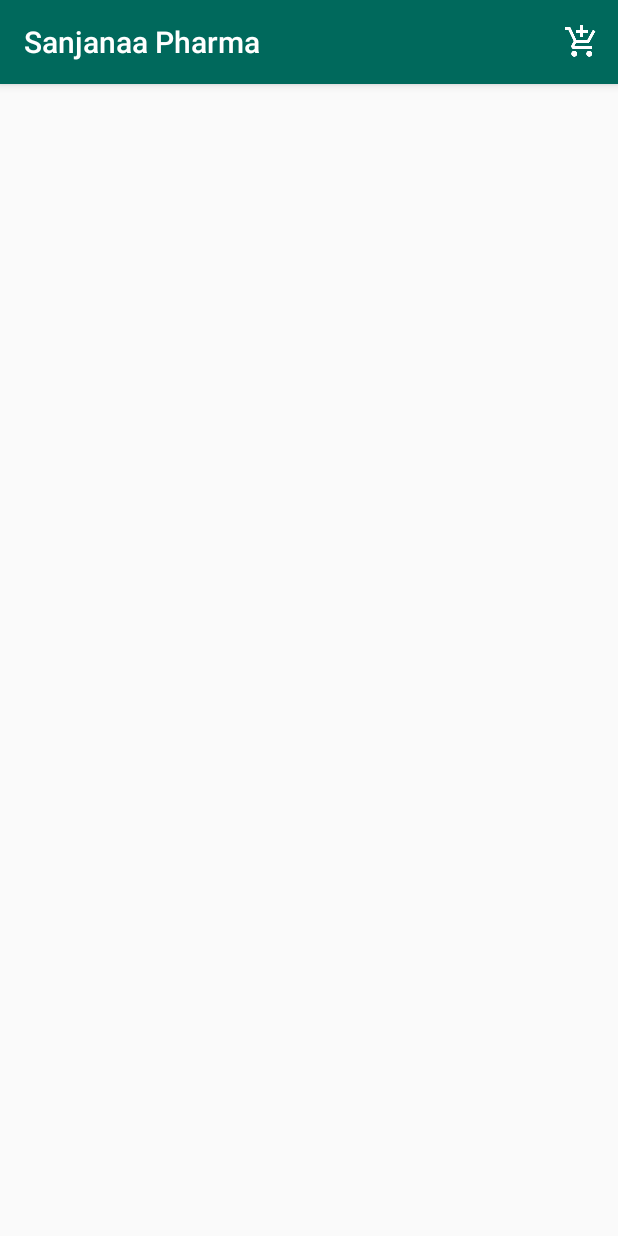
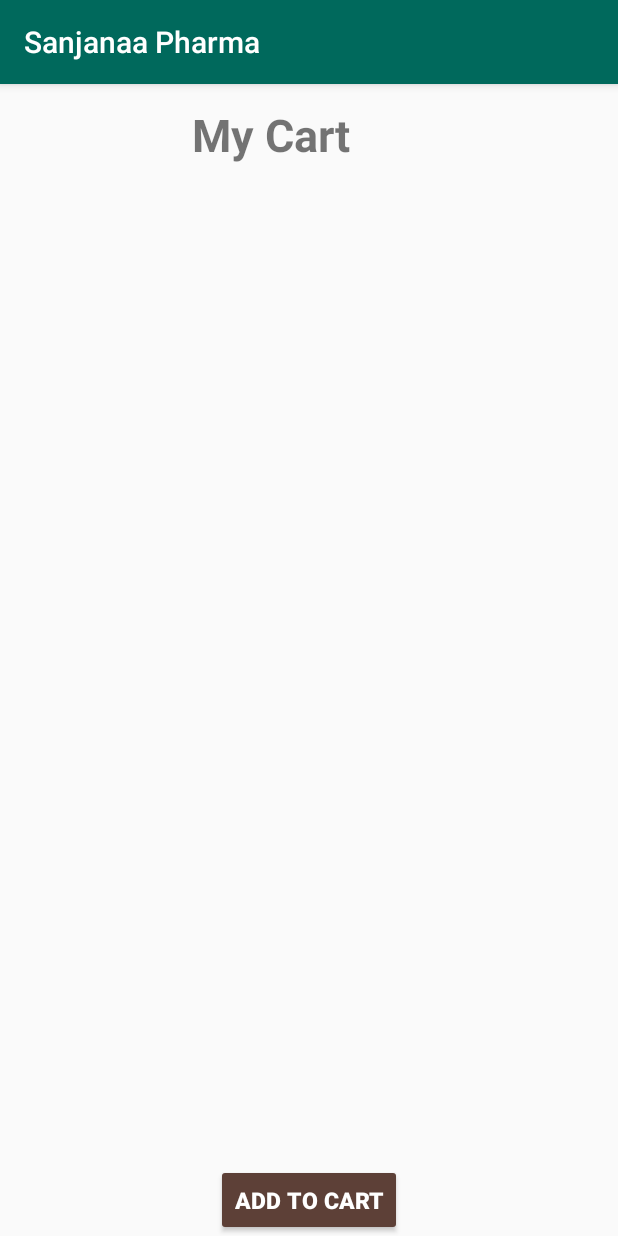
Before and after one commit to sathviknarasimha95/mini_project2, an Android app: the BaseActivity screen opened directly, with no data from a screen before it, after a tap on an icon or button, on a phone screen of 412 x 824 dp. Run offline under Robolectric (Android 15) with nearby library versions, the phone set to English and light mode, and no system bars; libraries missing offline, so code that uses them is left out: com.afollestad.materialdialogs, com.github.rubensousa.raiflatbutton; plain views replace RaiflatButton.

Commit message:
10/8/2017 working cart activity but not complete

```diff
--- a/Android_test/app/src/main/java/com/example/sathvik/android_test/models/SendToCart.java
+++ b/Android_test/app/src/main/java/com/example/sathvik/android_test/models/SendToCart.java
@@ -36,4 +36,9 @@ public class SendToCart {
         orderList.add(mp);
     }
 
+    public ArrayList<HashMap<String,String>> getOrderList()
+    {
+        return orderList;
+    }
+
 }
--- a/Android_test/app/src/main/java/com/example/sathvik/android_test/ui/BaseActivity.java
+++ b/Android_test/app/src/main/java/com/example/sathvik/android_test/ui/BaseActivity.java
@@ -33,7 +33,11 @@ public class BaseActivity extends AppCompatActivity {
         // automatically handle clicks on the Home/Up button, so long
         // as you specify a parent activity in AndroidManifest.xml.
         int id = item.getItemId();
-
+            if(id == R.id.cart_button)
+            {
+                Intent cart = new Intent(getApplicationContext(),Cart.class);
+                startActivity(cart);
+            }
         //noinspection SimplifiableIfStatement
         return super.onOptionsItemSelected(item);
     }
--- a/Android_test/app/src/main/java/com/example/sathvik/android_test/ui/Cart.java
+++ b/Android_test/app/src/main/java/com/example/sathvik/android_test/ui/Cart.java
@@ -2,14 +2,33 @@ package com.example.sathvik.android_test.ui;
 
 import android.support.v7.app.AppCompatActivity;
 import android.os.Bundle;
+import android.widget.ArrayAdapter;
+import android.widget.ListView;
 
 import com.example.sathvik.android_test.R;
+import com.example.sathvik.android_test.models.SendToCart;
+
+import java.util.ArrayList;
+import java.util.HashMap;
 
 public class Cart extends AppCompatActivity {
+    ListView cart_list;
+    ArrayList<HashMap<String,String>> cartList;
 
     @Override
     protected void onCreate(Bundle savedInstanceState) {
         super.onCreate(savedInstanceState);
         setContentView(R.layout.activity_cart);
+        cart_list = (ListView)findViewById(R.id.cart_list);
+        SendToCart getFromCart = SendToCart.getInstance();
+
+        cartList = getFromCart.getOrderList();
+        String[] itemName = new String[cartList.size()];
+        for(int i = 0; i < cartList.size();i++)
+        {
+            itemName[i] = cartList.get(i).get("ItemName");
+        }
+        ArrayAdapter<String> adapter = new ArrayAdapter<String>(this,android.R.layout.simple_list_item_1,itemName);
+        cart_list.setAdapter(adapter);
     }
 }
--- a/Android_test/app/src/main/res/layout/activity_cart.xml
+++ b/Android_test/app/src/main/res/layout/activity_cart.xml
@@ -22,9 +22,7 @@
         android:layout_marginStart="128dp"
         android:layout_marginTop="13dp" />
     <include layout="@layout/cart_list"
-        android:layout_alignParentTop="true"
-        android:layout_alignParentLeft="true"
-        android:layout_alignParentStart="true" />
+        />
     <com.github.rubensousa.raiflatbutton.RaiflatButton
         android:id="@+id/addtocart"
         style="@style/Base.Widget.AppCompat.Button.Colored"
--- a/Android_test/app/src/main/res/layout/cart_list.xml
+++ b/Android_test/app/src/main/res/layout/cart_list.xml
@@ -5,5 +5,6 @@
 
     <ListView
         android:layout_width="match_parent"
+        android:id="@+id/cart_list"
         android:layout_height="match_parent" />
 </LinearLayout>
```
